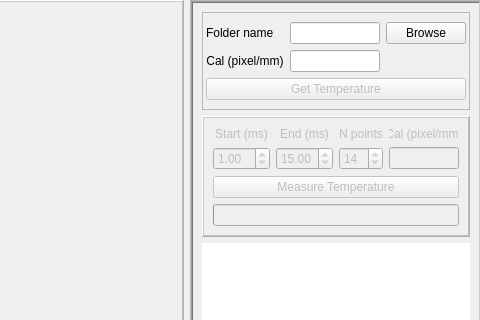
This is widgets/temperature/gui.ui in JeremyQO/GUI-Experiment as Qt 5 draws it before an edit; both pictures show x 828 to 1308 and y 0 to 320 of the 1308 by 753 pixel window. The edited form follows.
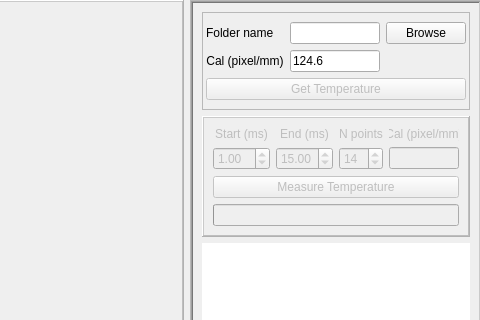
This is the edited form.

```diff
--- a/widgets/temperature/gui.ui
+++ b/widgets/temperature/gui.ui
@@ -221,7 +221,11 @@
              </widget>
             </item>
             <item row="1" column="1">
-             <widget class="QLineEdit" name="lineEdit_3"/>
+             <widget class="QLineEdit" name="LineEdit_CalPixMM">
+              <property name="text">
+               <string>124.6</string>
+              </property>
+             </widget>
             </item>
            </layout>
           </widget>
```
